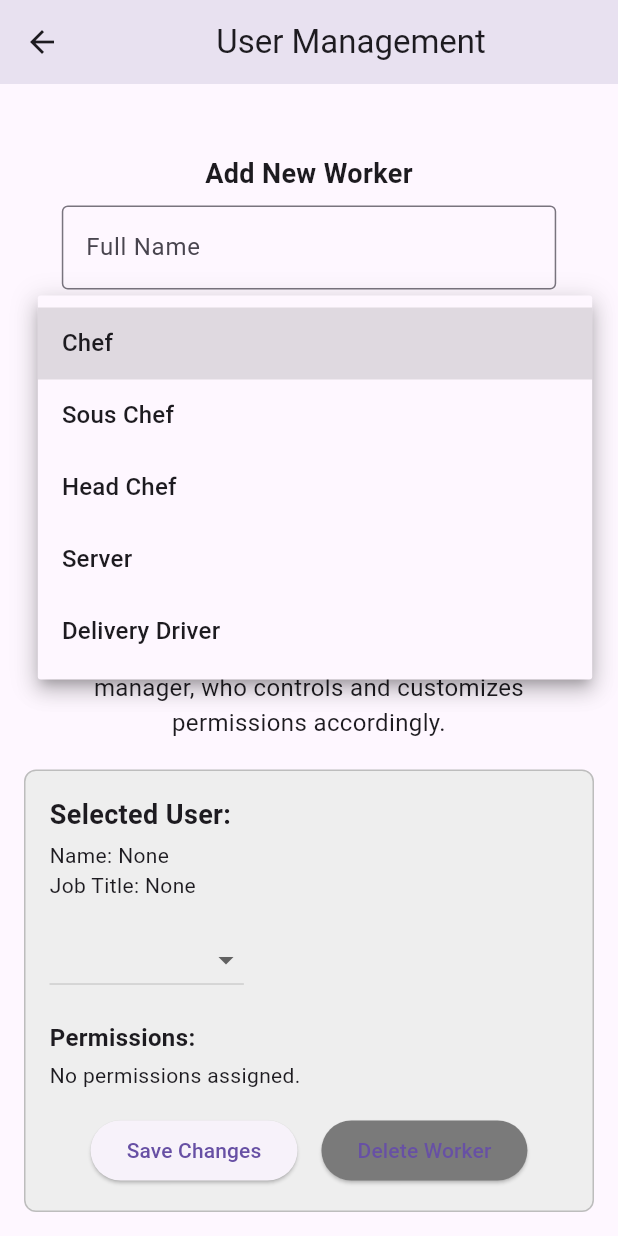
After one commit to Imadtbtb/FridgeTech_LTD, a Flutter app: the UserManagementPage screen opened directly, scrolled down 317 dp, after a tap on "Job Title", on a phone screen of 412 x 824 dp. The commit adds this screen. Run offline on Flutter 3.47's test engine with Material 3 defaults, Android fonts, the phone set to English and light mode, and no system bars.

Commit message:
create User management page

```diff
--- /dev/null
+++ b/flutter_application_2/lib/User_Management.dart
@@ -0,0 +1,312 @@
+import 'package:flutter/material.dart';
+
+class UserManagementPage extends StatefulWidget {
+  @override
+  _UserManagementPageState createState() => _UserManagementPageState();
+}
+
+class _UserManagementPageState extends State<UserManagementPage> {
+  List<Map<String, String>> users = [
+    {'name': 'John Doe', 'jobTitle': 'Server', 'employeeId': 'E001'},
+    {'name': 'Jane Smith', 'jobTitle': 'Chef', 'employeeId': 'E002'},
+    {'name': 'Alex Johnson', 'jobTitle': 'Delivery Driver', 'employeeId': 'E003'},
+  ];
+
+  Map<String, String>? selectedUser;
+  String? selectedJobTitle;
+
+  final jobTitles = ['Chef', 'Sous Chef', 'Head Chef', 'Server', 'Delivery Driver'];
+
+  final TextEditingController nameController = TextEditingController();
+  final TextEditingController idController = TextEditingController();
+  String? newJobTitle;
+
+  String getPermissions(String? jobTitle) {
+    switch (jobTitle) {
+      case 'Chef':
+      case 'Sous Chef':
+      case 'Head Chef':
+        return 'This user is allowed to open the fridge and access all sections of the app apart from the delivery page.';
+      case 'Delivery Driver':
+        return 'This user is allowed to open the fridge and access only the delivery page, contact, and support sections.';
+      case 'Server':
+        return 'This user is not allowed to open the fridge but can access the contact and home pages only.';
+      default:
+        return 'No permissions assigned.';
+    }
+  }
+
+  @override
+  Widget build(BuildContext context) {
+    return Scaffold(
+      appBar: AppBar(
+        title: Center(child: Text('User Management')),
+      ),
+      body: Padding(
+        padding: const EdgeInsets.all(16.0),
+        child: Column(
+          children: [
+            Expanded(
+              child: SingleChildScrollView(
+                child: Column(
+                  children: [
+                    SizedBox(height: 8),
+                    Text(
+                      'Access to this section is exclusively granted to the restaurant owner or manager, '
+                      'who holds the authority to assign, revoke, and manage permissions.',
+                      style: TextStyle(fontSize: 16),
+                      textAlign: TextAlign.center,
+                    ),
+                    SizedBox(height: 16),
+
+                    // Centered Data Table with improved styling
+                    Center(
+                      child: SizedBox(
+                        width: MediaQuery.of(context).size.width * 0.8,
+                        child: DataTable(
+                          columnSpacing: 20, // Space between columns
+                          columns: [
+                            DataColumn(
+                              label: Text('Full Name', style: TextStyle(fontWeight: FontWeight.bold)),
+                            ),
+                            DataColumn(
+                              label: Text('Job Title', style: TextStyle(fontWeight: FontWeight.bold)),
+                            ),
+                            DataColumn(
+                              label: Text('Employee ID', style: TextStyle(fontWeight: FontWeight.bold)),
+                            ),
+                          ],
+                          rows: users.map((user) {
+                            return DataRow(
+                              color: MaterialStateProperty.resolveWith<Color?>(
+                                (Set<MaterialState> states) {
+                                  if (states.contains(MaterialState.selected)) {
+                                    return Colors.grey[300];
+                                  } else if (users.indexOf(user) % 2 == 0) {
+                                    return Colors.grey[100]; // Alternate row colors
+                                  }
+                                  return null; // Default background color
+                                },
+                              ),
+                              cells: [
+                                DataCell(Text(user['name']!, style: TextStyle(color: Colors.black))),
+                                DataCell(Text(user['jobTitle']!, style: TextStyle(color: Colors.black))),
+                                DataCell(Text(user['employeeId']!, style: TextStyle(color: Colors.black))),
+                              ],
+                              selected: selectedUser == user,
+                              onSelectChanged: (isSelected) {
+                                setState(() {
+                                  selectedUser = isSelected! ? user : null;
+                                  selectedJobTitle = selectedUser?['jobTitle'];
+                                });
+                              },
+                            );
+                          }).toList(),
+                        ),
+                      ),
+                    ),
+                    SizedBox(height: 16),
+
+                    // Centered Form for Adding a New Worker
+                    Padding(
+                      padding: const EdgeInsets.symmetric(vertical: 16.0),
+                      child: Column(
+                        crossAxisAlignment: CrossAxisAlignment.center,
+                        children: [
+                          Text(
+                            'Add New Worker',
+                            style: TextStyle(fontSize: 18, fontWeight: FontWeight.bold),
+                            textAlign: TextAlign.center,
+                          ),
+                          SizedBox(height: 8),
+
+                          // Text field for the worker's name
+                          SizedBox(
+                            width: MediaQuery.of(context).size.width * 0.8,
+                            child: TextField(
+                              controller: nameController,
+                              decoration: InputDecoration(
+                                labelText: 'Full Name',
+                                border: OutlineInputBorder(),
+                                focusedBorder: OutlineInputBorder(
+                                  borderSide: BorderSide(color: Colors.grey),
+                                ),
+                              ),
+                            ),
+                          ),
+                          SizedBox(height: 8),
+
+                          // Dropdown for assigning job title
+                          SizedBox(
+                            width: MediaQuery.of(context).size.width * 0.8,
+                            child: DropdownButtonFormField<String>(
+                              value: newJobTitle,
+                              items: jobTitles.map((String jobTitle) {
+                                return DropdownMenuItem<String>(
+                                  value: jobTitle,
+                                  child: Text(jobTitle),
+                                );
+                              }).toList(),
+                              decoration: InputDecoration(
+                                labelText: 'Job Title',
+                                border: OutlineInputBorder(),
+                                focusedBorder: OutlineInputBorder(
+                                  borderSide: BorderSide(color: Colors.grey),
+                                ),
+                              ),
+                              onChanged: (newValue) {
+                                setState(() {
+                                  newJobTitle = newValue;
+                                });
+                              },
+                            ),
+                          ),
+                          SizedBox(height: 8),
+
+                          // Text field for employee ID
+                          SizedBox(
+                            width: MediaQuery.of(context).size.width * 0.8,
+                            child: TextField(
+                              controller: idController,
+                              decoration: InputDecoration(
+                                labelText: 'Employee ID',
+                                border: OutlineInputBorder(),
+                                focusedBorder: OutlineInputBorder(
+                                  borderSide: BorderSide(color: Colors.grey),
+                                ),
+                              ),
+                            ),
+                          ),
+                          SizedBox(height: 16),
+
+                          // Button to add the new worker
+                          ElevatedButton(
+                            onPressed: () {
+                              if (nameController.text.isNotEmpty &&
+                                  newJobTitle != null &&
+                                  idController.text.isNotEmpty) {
+                                setState(() {
+                                  users.add({
+                                    'name': nameController.text,
+                                    'jobTitle': newJobTitle!,
+                                    'employeeId': idController.text,
+                                  });
+                                  nameController.clear();
+                                  newJobTitle = null;
+                                  idController.clear();
+                                });
+                              }
+                            },
+                            style: ElevatedButton.styleFrom(
+                              backgroundColor: Colors.black, // Dark color for the button
+                            ),
+                            child: Text('Add Worker', style: TextStyle(color: Colors.white)),
+                          ),
+                        ],
+                      ),
+                    ),
+
+                    // Instructional text
+                    Text(
+                      'Access to various pages of the app is restricted based on the job title designated by the owner or manager, '
+                      'who controls and customizes permissions accordingly.',
+                      style: TextStyle(fontSize: 16),
+                      textAlign: TextAlign.center,
+                    ),
+                    SizedBox(height: 20),
+
+                    // Container for Selected User details and permissions
+                    Container(
+                      width: double.infinity,
+                      padding: EdgeInsets.all(16),
+                      decoration: BoxDecoration(
+                        color: Colors.grey[200],
+                        borderRadius: BorderRadius.circular(8),
+                        border: Border.all(color: Colors.grey.shade400),
+                      ),
+                      child: Column(
+                        crossAxisAlignment: CrossAxisAlignment.start,
+                        children: [
+                          Text(
+                            'Selected User:',
+                            style: TextStyle(fontSize: 18, fontWeight: FontWeight.bold),
+                          ),
+                          SizedBox(height: 4),
+                          Text('Name: ${selectedUser != null ? selectedUser!['name'] : 'None'}'),
+                          Text('Job Title: ${selectedUser != null ? selectedUser!['jobTitle'] : 'None'}'),
+                          SizedBox(height: 16),
+
+                          // Dropdown for changing job title
+                          DropdownButton<String>(
+                            value: selectedJobTitle,
+                            items: jobTitles.map((String jobTitle) {
+                              return DropdownMenuItem<String>(
+                                value: jobTitle,
+                                child: Text(jobTitle),
+                              );
+                            }).toList(),
+                            onChanged: (newValue) {
+                              setState(() {
+                                selectedJobTitle = newValue;
+                                if (selectedUser != null) {
+                                  selectedUser!['jobTitle'] = newValue!;
+                                }
+                              });
+                            },
+                          ),
+                          SizedBox(height: 16),
+
+                          // Display Permissions based on Job Title
+                          Text(
+                            'Permissions:',
+                            style: TextStyle(fontSize: 16, fontWeight: FontWeight.bold),
+                          ),
+                          SizedBox(height: 4),
+                          Text(
+                            selectedUser != null ? getPermissions(selectedUser!['jobTitle']) : 'No permissions assigned.',
+                            style: TextStyle(fontSize: 14),
+                          ),
+
+                          // Buttons: Save Changes and Delete Worker
+                          SizedBox(height: 16),
+                          Row(
+                            mainAxisAlignment: MainAxisAlignment.center,
+                            children: [
+                              ElevatedButton(
+                                onPressed: () {
+                                  if (selectedUser != null && selectedJobTitle != null) {
+                                    setState(() {
+                                      selectedUser!['jobTitle'] = selectedJobTitle!;
+                                    });
+                                  }
+                                },
+                                child: Text('Save Changes'),
+                              ),
+                              SizedBox(width: 16),
+                              ElevatedButton(
+                                onPressed: () {
+                                  setState(() {
+                                    users.remove(selectedUser);
+                                    selectedUser = null;
+                                  });
+                                },
+                                style: ElevatedButton.styleFrom(
+                                  backgroundColor: const Color.fromARGB(255, 122, 122, 122), // Red color for delete
+                                ),
+                                child: Text('Delete Worker'),
+                              ),
+                            ],
+                          ),
+                        ],
+                      ),
+                    ),
+                  ],
+                ),
+              ),
+            ),
+          ],
+        ),
+      ),
+    );
+  }
+}
--- a/flutter_application_2/lib/main.dart
+++ b/flutter_application_2/lib/main.dart
@@ -2,7 +2,8 @@
 import 'package:flutter/material.dart';
 import 'login_screen.dart';
 import 'register_screen.dart';
-import 'chef_control_panel.dart';  // Import the new ChefControlPanel screen
+import 'chef_control_panel.dart';
+import 'User_Management.dart';
 
 void main() {
   runApp(MyApp());
@@ -20,7 +21,7 @@ class MyApp extends StatelessWidget {
       routes: {
         '/login': (context) => LoginScreen(),
         '/register': (context) => RegisterScreen(),
-        '/chef_control': (context) => ChefControlPanel(),  // Add route for Chef Control Panel
+        '/chef_control': (context) => ChefControlPanel(),
       },
     );
   }
```
